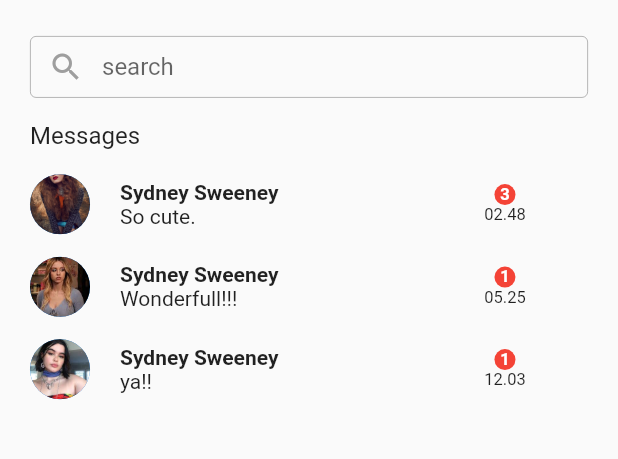
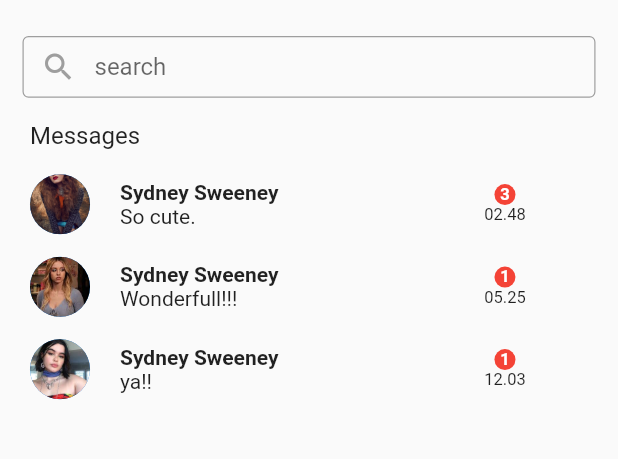
Before and after one commit to sabala1/DingDong-App, a Flutter app: the HomeScreen screen opened directly, after a tap on the "message" icon, on a phone screen of 412 x 824 dp, the part 57-516 px from its top. Run offline on Flutter 3.47's test engine with Material 2 defaults, Android fonts, the phone set to English and light mode, and no system bars; our stand-ins replace bloc, equatable, flutter_bloc, flutter_rating_bar, get; network calls fail; Roboto replaces fonts that are missing (Ubuntu); project files that could hold a hidden picture were left out.

Commit message:
fix page

```diff
--- a/lib/views/screens/home_screen.dart
+++ b/lib/views/screens/home_screen.dart
@@ -24,7 +24,7 @@ class HomeScreen extends StatelessWidget {
   Widget build(BuildContext context) {
     return Scaffold(
       appBar: CustomAppBar(indexpage: 1),
-      body: Column(
+      body: Wrap(
         children: [
           Column(
             children: [
--- a/lib/views/screens/message_screen.dart
+++ b/lib/views/screens/message_screen.dart
@@ -14,7 +14,7 @@ class MessageScreen extends StatelessWidget {
           children: [
             Padding(
               padding:
-                    const EdgeInsets.symmetric(horizontal: 20, vertical: 8.0),
+                    const EdgeInsets.symmetric(horizontal: 15, vertical: 8.0),
               child: Container(
                 height: MediaQuery.of(context).size.height * 0.05,
                 child: TextFormField(
@@ -26,10 +26,10 @@ class MessageScreen extends StatelessWidget {
                     hintText: 'search',
                     contentPadding: const EdgeInsets.only(left: 20),
                     focusedBorder: const OutlineInputBorder(
-                      borderSide: BorderSide(color:Color.fromARGB(255, 0, 0, 0), width: 0.5),
+                      borderSide: BorderSide(color:Color.fromARGB(255, 0, 0, 0), width: 0.8),
                     ),
                     enabledBorder: const OutlineInputBorder(
-                      borderSide: BorderSide(color:Color.fromARGB(255, 158, 158, 158), width: 0.5),
+                      borderSide: BorderSide(color:Color.fromARGB(255, 158, 158, 158), width: 0.8),
                     ),
                     border: OutlineInputBorder(
                       borderRadius: BorderRadius.circular(30),
@@ -71,7 +71,6 @@ class MessageScreen extends StatelessWidget {
                                   ),
                                 );
                               },
-
                         child: Row(
                           children: [
                             const CircleAvatar(
```
Also changed, not shown: 3 other files.
